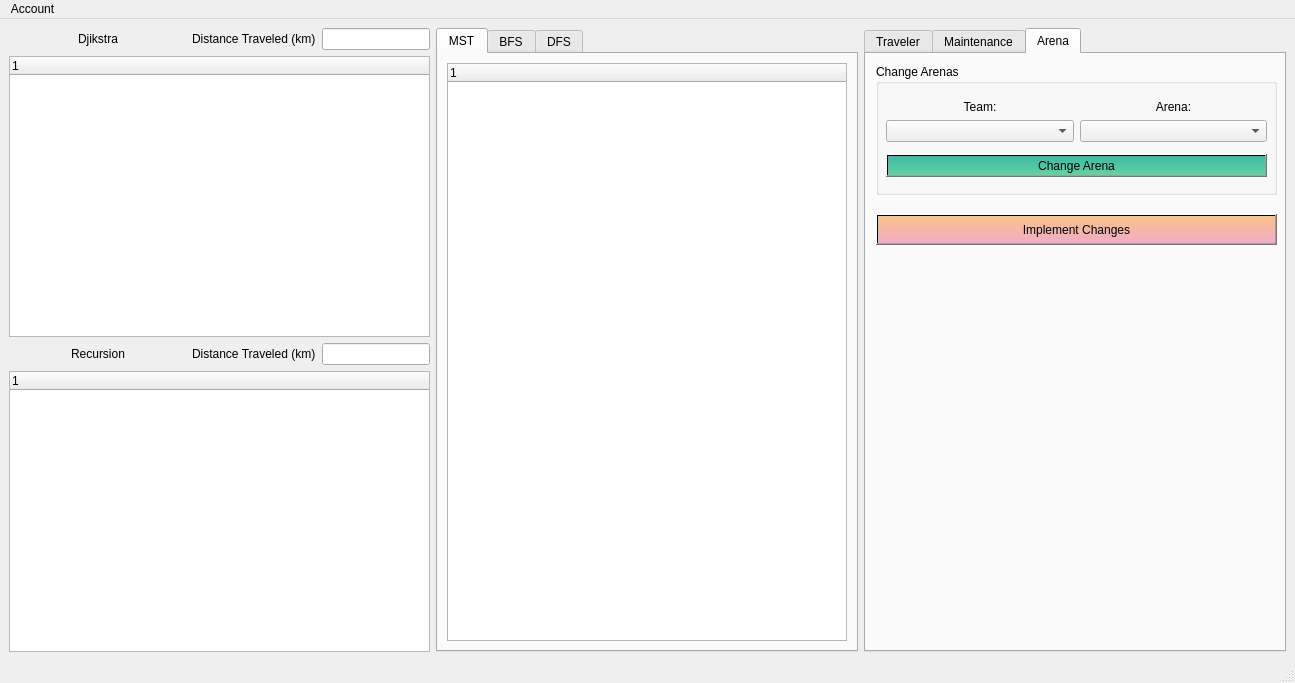
ssethtran/NBA-Basketball, file mainwindow.ui: the form before one commit.
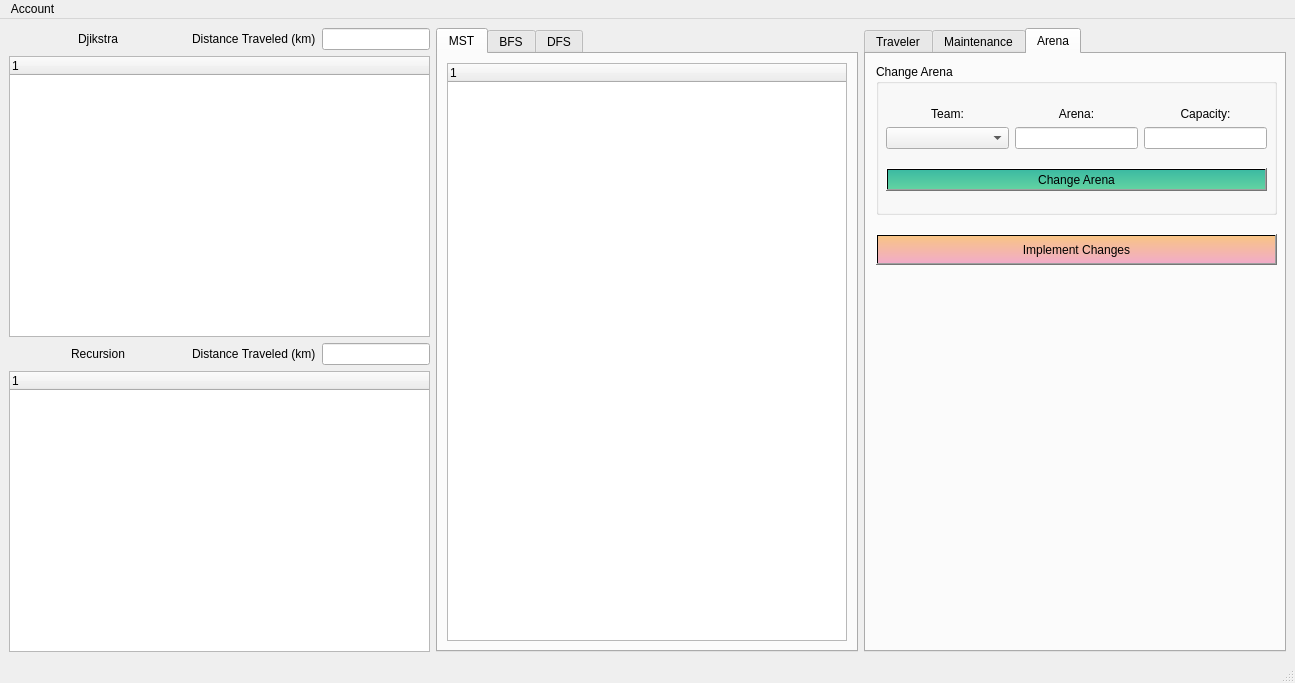
The form after the commit. The open tabs and pages were chosen to show the change.

What changed in the file:
```diff
--- a/mainwindow.ui
+++ b/mainwindow.ui
@@ -768,7 +768,7 @@
         <property name="geometry">
          <rect>
           <x>10</x>
-          <y>160</y>
+          <y>180</y>
           <width>401</width>
           <height>31</height>
          </rect>
@@ -786,11 +786,11 @@
           <x>10</x>
           <y>10</y>
           <width>401</width>
-          <height>131</height>
+          <height>151</height>
          </rect>
         </property>
         <property name="title">
-         <string>Change Arenas</string>
+         <string>Change Arena</string>
         </property>
         <widget class="QWidget" name="layoutWidget_2">
          <property name="geometry">
@@ -798,13 +798,13 @@
            <x>10</x>
            <y>30</y>
            <width>381</width>
-           <height>91</height>
+           <height>111</height>
           </rect>
          </property>
          <layout class="QGridLayout" name="gridLayout_12">
           <item row="0" column="0">
            <layout class="QGridLayout" name="gridLayout_13">
-            <item row="0" column="0">
+            <item row="0" column="2">
              <widget class="QLabel" name="label_18">
               <property name="sizePolicy">
                <sizepolicy hsizetype="Preferred" vsizetype="Fixed">
@@ -813,14 +813,14 @@
                </sizepolicy>
               </property>
               <property name="text">
-               <string>Team:</string>
+               <string>Capacity:</string>
               </property>
               <property name="alignment">
                <set>Qt::AlignCenter</set>
               </property>
              </widget>
             </item>
-            <item row="0" column="1">
+            <item row="0" column="0">
              <widget class="QLabel" name="label_19">
               <property name="sizePolicy">
                <sizepolicy hsizetype="Preferred" vsizetype="Fixed">
@@ -829,7 +829,7 @@
                </sizepolicy>
               </property>
               <property name="text">
-               <string>Arena:</string>
+               <string>Team:</string>
               </property>
               <property name="alignment">
                <set>Qt::AlignCenter</set>
@@ -839,8 +839,41 @@
             <item row="1" column="0">
              <widget class="QComboBox" name="changeArenaTeamCB"/>
             </item>
+            <item row="0" column="1">
+             <widget class="QLabel" name="label_20">
+              <property name="sizePolicy">
+               <sizepolicy hsizetype="Preferred" vsizetype="Fixed">
+                <horstretch>0</horstretch>
+                <verstretch>0</verstretch>
+               </sizepolicy>
+              </property>
+              <property name="text">
+               <string>Arena:</string>
+              </property>
+              <property name="alignment">
+               <set>Qt::AlignCenter</set>
+              </property>
+             </widget>
+            </item>
+            <item row="1" column="2">
+             <widget class="QLineEdit" name="changeArenaCLE">
+              <property name="sizePolicy">
+               <sizepolicy hsizetype="Minimum" vsizetype="Fixed">
+                <horstretch>0</horstretch>
+                <verstretch>0</verstretch>
+               </sizepolicy>
+              </property>
+             </widget>
+            </item>
             <item row="1" column="1">
-             <widget class="QComboBox" name="changeArenaACB"/>
+             <widget class="QLineEdit" name="changeArenaALE">
+              <property name="sizePolicy">
+               <sizepolicy hsizetype="Minimum" vsizetype="Fixed">
+                <horstretch>0</horstretch>
+                <verstretch>0</verstretch>
+               </sizepolicy>
+              </property>
+             </widget>
             </item>
            </layout>
           </item>
```
Left out of the diff: 2 changed lines with no effect on the pictures.
